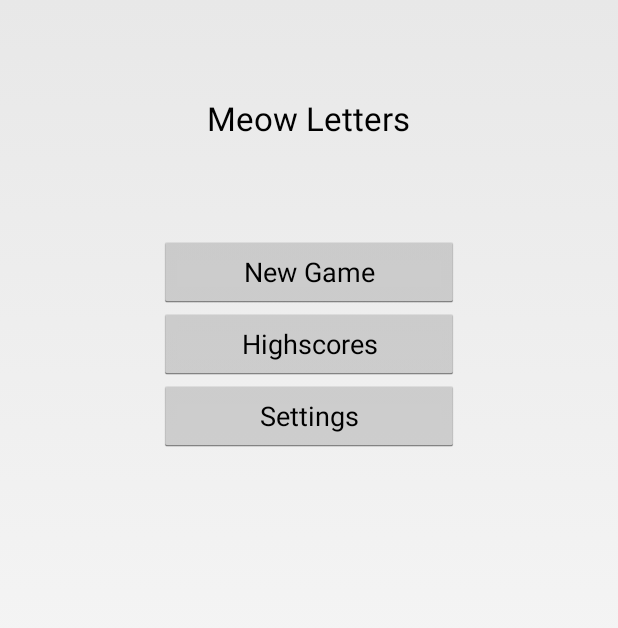
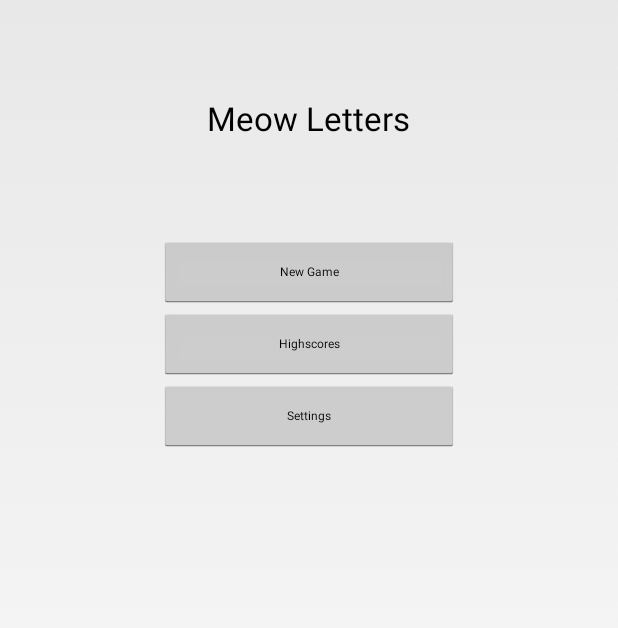
Before and after one commit to ana-balica/meow_letters, an Android app: the screen it shows after launch (MainActivity), on a phone screen of 412 x 824 dp. Shown: the top 628 px of the screen. Run offline under Robolectric (Android 15) with nearby library versions, the phone set to English and light mode, and no system bars.

Commit message:
specify a menu button style

```diff
--- a/app/src/main/res/layout/activity_main.xml
+++ b/app/src/main/res/layout/activity_main.xml
@@ -15,23 +15,18 @@
         android:paddingBottom="@dimen/menu_title_bottom_padding" />
 
     <Button
-        android:layout_width="@dimen/menu_button_width"
-        android:layout_height="wrap_content"
-        android:text="@string/new_game"
+        style="@style/menu_button"
         android:id="@+id/new_game_button"
-        android:layout_gravity="center_horizontal" />
+        android:text="@string/new_game" />
 
     <Button
-        android:layout_width="@dimen/menu_button_width"
-        android:layout_height="wrap_content"
-        android:text="@string/highscores"
+        style="@style/menu_button"
         android:id="@+id/highscores_button"
-        android:layout_gravity="center_horizontal" />
+        android:text="@string/highscores" />
 
     <Button
-        android:layout_width="@dimen/menu_button_width"
-        android:layout_height="wrap_content"
-        android:text="@string/settings"
+        style="@style/menu_button"
         android:id="@+id/settings_button"
-        android:layout_gravity="center_horizontal" />
+        android:text="@string/settings" />
+
 </LinearLayout>
--- a/app/src/main/res/values/styles.xml
+++ b/app/src/main/res/values/styles.xml
@@ -5,4 +5,13 @@
         <!-- Customize your theme here. -->
     </style>
 
+    <style name="menu_button">
+        <item name="android:layout_width">@dimen/menu_button_width</item>
+        <item name="android:layout_height">wrap_content</item>
+        <item name="android:layout_gravity">center_horizontal</item>
+        <item name="android:textSize">@dimen/menu_button_text</item>
+        <item name="android:paddingTop">@dimen/menu_button_padding_top</item>
+        <item name="android:paddingBottom">@dimen/menu_button_padding_bottom</item>
+    </style>
+
 </resources>
```
